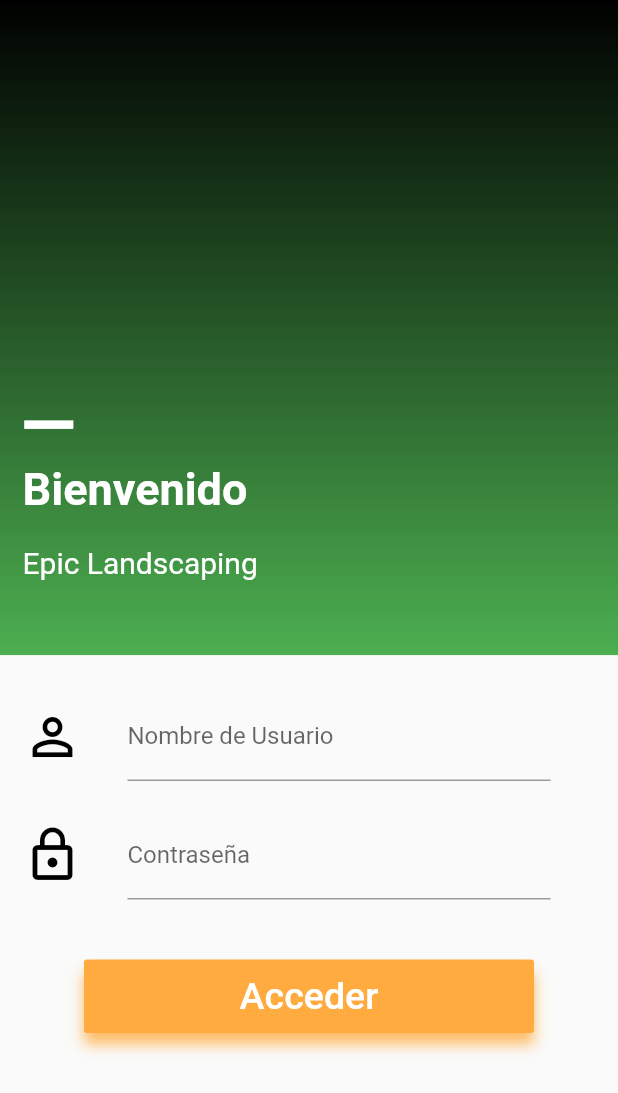
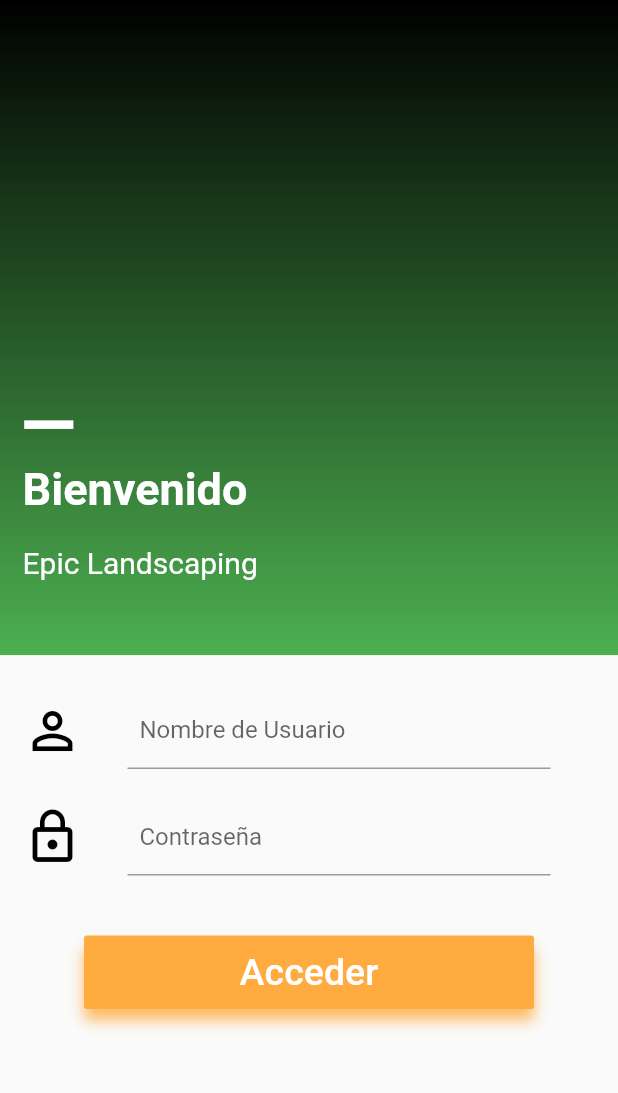
Before and after one commit to Advanced-Ideas-Developers/in_out_landscaping, a Flutter app: the screen it shows after launch, after a tap on "Acceder", on a phone screen of 412 x 824 dp. Shown: the top 1093 px of the screen. Run offline on Flutter 3.47's test engine with Material 2 defaults, Android fonts, the phone set to English and light mode, and no system bars.

```diff
--- /dev/null
+++ b/lib/HomePage.dart
@@ -0,0 +1,11 @@
+import 'package:flutter/material.dart';
+
+class HomePage extends StatelessWidget {
+  @override
+  Widget build(BuildContext context) {
+    return MaterialApp(
+      title: 'Inicio',
+      home: Text('Página de Inicio'),
+    );
+  }
+}
--- a/lib/main.dart
+++ b/lib/main.dart
@@ -1,4 +1,5 @@
 import 'package:flutter/material.dart';
+import 'HomePage.dart';
 
 void main() {
   runApp(InOutLandScaping());
@@ -8,7 +9,7 @@ class InOutLandScaping extends StatelessWidget {
   @override
   Widget build(BuildContext context) {
     return MaterialApp(
-      title: 'Control de Horas',
+      title: 'Login',
       home: Login(),
       theme: ThemeData(
           primaryColor: Colors.greenAccent[700], accentColor: Colors.black),
@@ -24,15 +25,19 @@ class Login extends StatefulWidget {
 class _LoginState extends State<Login> {
   @override
   Widget build(BuildContext context) {
+    final usernameController = TextEditingController();
+    final passwordController = TextEditingController();
+
     final txtUsername = TextField(
-      decoration: InputDecoration(labelText: 'Nombre de Usuario'),
-    );
+        controller: usernameController,
+        decoration: InputDecoration(
+            labelText: 'Nombre de Usuario', contentPadding: EdgeInsets.all(8)));
 
     final txtPassword = TextField(
+      controller: passwordController,
       obscureText: true,
       decoration: InputDecoration(
-        labelText: 'Contraseña',
-      ),
+          labelText: 'Contraseña', contentPadding: EdgeInsets.all(8)),
     );
 
     return Scaffold(
@@ -80,6 +85,8 @@ class _LoginState extends State<Login> {
             ),
           ),
           Container(
+            width: double.infinity,
+            height: MediaQuery.of(context).size.height * 0.47,
             padding: EdgeInsets.all(15),
             child: Column(
               /* mainAxisAlignment: MainAxisAlignment.center,
@@ -142,7 +149,12 @@ class _LoginState extends State<Login> {
                         ),
                         padding: EdgeInsets.only(
                             left: 10, right: 10, top: 10, bottom: 10),
-                        onPressed: () {},
+                        onPressed: () {
+                          if(usernameController != null && usernameController.text == 'abc'
+                          && passwordController != null && passwordController.text == '123'){
+                            Navigator.push(context, MaterialPageRoute(builder: (context)=>HomePage()));
+                          }
+                        },
                         color: Colors.orangeAccent,
                         elevation: 0,
                       ),
@@ -152,20 +164,6 @@ class _LoginState extends State<Login> {
           ),
         ],
       ),
-
-      /* Container(
-              alignment: Alignment.center,
-              padding: EdgeInsets.all(10),
-              margin: EdgeInsets.all(10),
-              child: Text(
-                'Login',
-                style: TextStyle(
-                  color: Colors.black,
-                  fontWeight: FontWeight.bold,
-                  fontSize: 30
-                ),
-              ),
-            ), */
     );
   }
 }
```
